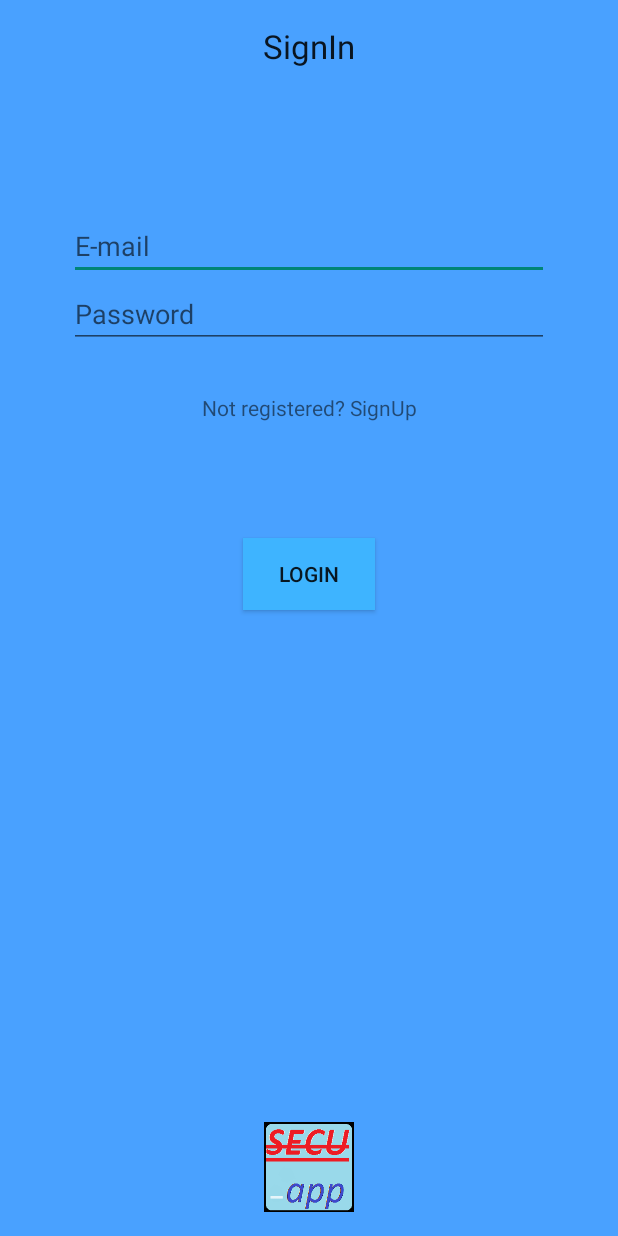
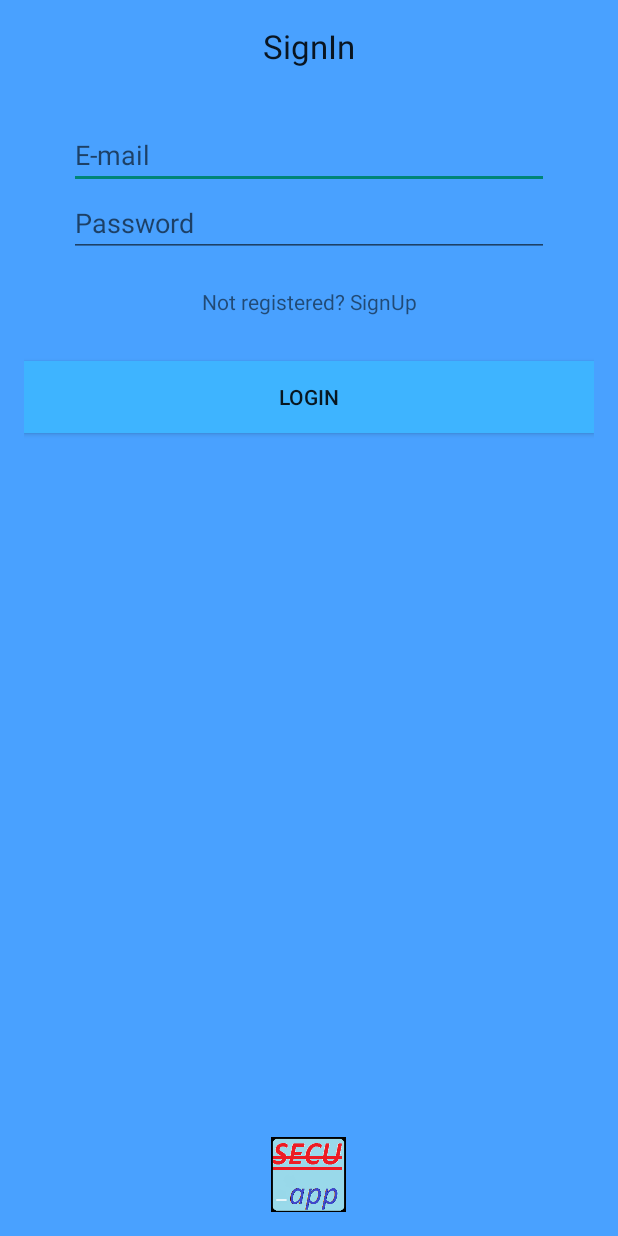
Before and after one commit to Kyeza/SecuAPP, an Android app: the screen it shows after launch (SignInActivity), on a phone screen of 412 x 824 dp. Run offline under Robolectric (Android 15) with nearby library versions, the phone set to English and light mode, and no system bars.

Commit message:
Commit 0.2

```diff
--- a/app/src/main/res/layout/activity_sign_in.xml
+++ b/app/src/main/res/layout/activity_sign_in.xml
@@ -1,70 +1,73 @@
 <RelativeLayout xmlns:android="http://schemas.android.com/apk/res/android"
-    xmlns:tools="http://schemas.android.com/tools" android:layout_width="match_parent"
-    android:layout_height="match_parent" android:paddingLeft="@dimen/activity_horizontal_margin"
+    xmlns:tools="http://schemas.android.com/tools"
+    android:id="@+id/Secu_App"
+    android:layout_width="match_parent"
+    android:layout_height="match_parent"
+    android:background="#ff49a1ff"
+    android:paddingBottom="@dimen/activity_vertical_margin"
+    android:paddingLeft="@dimen/activity_horizontal_margin"
     android:paddingRight="@dimen/activity_horizontal_margin"
     android:paddingTop="@dimen/activity_vertical_margin"
-    android:background="#ff49a1ff"
-    android:paddingBottom="@dimen/activity_vertical_margin" tools:context=".SignInActivity"
-    android:id="@+id/Secu_App">
+    tools:context=".SignInActivity">
 
     <TextView
+        android:id="@+id/textView"
         android:layout_width="match_parent"
         android:layout_height="wrap_content"
-        android:textAppearance="?android:attr/textAppearanceLarge"
-        android:text="@string/signIn_title"
-        android:id="@+id/textView"
         android:layout_alignParentTop="true"
         android:layout_centerHorizontal="true"
-        android:gravity="center" />
+        android:gravity="center"
+        android:text="@string/signIn_title"
+        android:textAppearance="?android:attr/textAppearanceLarge" />
 
     <EditText
+        android:id="@+id/editText"
         android:layout_width="320dp"
         android:layout_height="wrap_content"
-        android:inputType="textEmailAddress"
-        android:ems="10"
-        android:id="@+id/editText"
         android:layout_below="@+id/textView"
         android:layout_centerHorizontal="true"
-        android:layout_marginTop="96dp"
-        android:hint="@string/email_hint" />
+        android:layout_marginTop="35dp"
+        android:ems="10"
+        android:hint="@string/email_hint"
+        android:inputType="textEmailAddress" />
 
     <EditText
+        android:id="@+id/editText2"
         android:layout_width="320dp"
         android:layout_height="wrap_content"
-        android:inputType="textPassword"
-        android:ems="10"
-        android:id="@+id/editText2"
         android:layout_below="@+id/editText"
         android:layout_centerHorizontal="true"
-        android:hint="@string/password_hint"/>
+        android:ems="10"
+        android:hint="@string/password_hint"
+        android:inputType="textPassword" />
 
     <TextView
+        android:id="@+id/textView2"
         android:layout_width="match_parent"
         android:layout_height="wrap_content"
-        android:textAppearance="?android:attr/textAppearanceSmall"
-        android:text="@string/register_hint"
-        android:id="@+id/textView2"
-        android:gravity="center"
-        android:layout_below="@+id/editText2"
         android:layout_alignLeft="@+id/textView"
         android:layout_alignStart="@+id/textView"
-        android:layout_marginTop="30dp" />
+        android:layout_below="@+id/editText2"
+        android:layout_marginTop="20dp"
+        android:gravity="center"
+        android:text="@string/register_hint"
+        android:textAppearance="?android:attr/textAppearanceSmall" />
 
     <Button
-        android:layout_width="wrap_content"
+        android:id="@+id/button"
+        android:layout_width="match_parent"
         android:layout_height="wrap_content"
-        android:text="@string/login_button"
-        android:id="@+id/button"
-        android:background="#ff3eb4ff"
         android:layout_below="@+id/textView2"
         android:layout_centerHorizontal="true"
-        android:layout_marginTop="77dp"
-        android:onClick="goTo" />
+        android:layout_marginTop="30dp"
+        android:background="#ff3eb4ff"
+        android:onClick="logIn"
+        android:text="@string/login_button" />
 
     <ImageView
-        android:layout_width="60dp"
-        android:layout_height="60dp"
         android:id="@+id/imageView"
+        android:layout_width="50dp"
+        android:layout_height="50dp"
         android:layout_alignParentBottom="true"
         android:layout_centerHorizontal="true"
         android:background="@drawable/icon_2"
```
